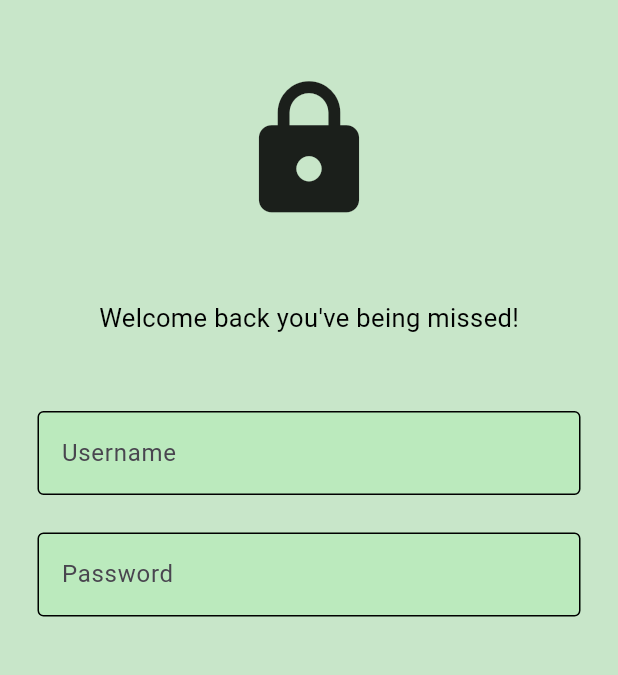
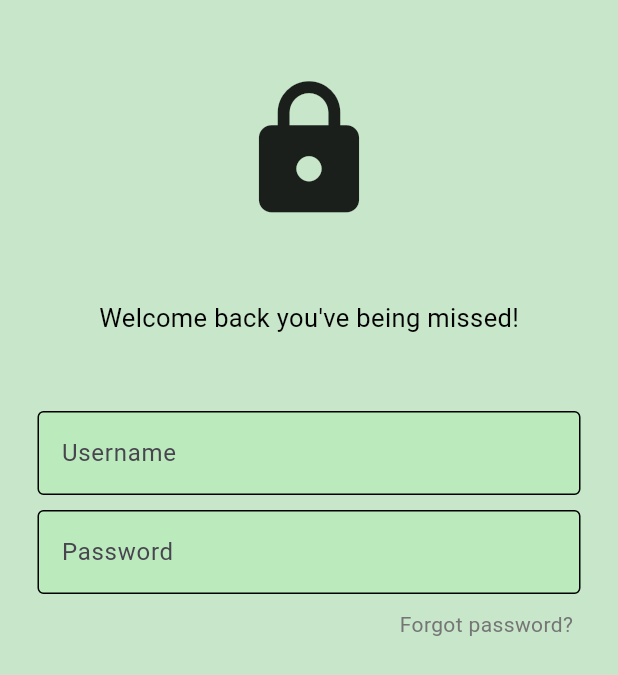
Before and after one commit to LATEEF-hub/mitch-classes, a Flutter app: the screen it shows after launch, on a phone screen of 412 x 824 dp. Shown: the top 675 px of the screen. Run offline on Flutter 3.47's test engine with Material 3 defaults, Android fonts, the phone set to English and light mode, and no system bars; our stand-ins replace fl_chart, flutter_slidable, isar; accounts and stored records are empty; generated files the repository leaves out were written again.

Commit message:
add forgot password option

```diff
--- a/FLUTTER REG:LOGIN/registration/lib/components/my_textfields.dart
+++ b/FLUTTER REG:LOGIN/registration/lib/components/my_textfields.dart
@@ -34,6 +34,9 @@ class MyTextField extends StatelessWidget {
           fillColor: const Color.fromARGB(255, 187, 234, 189),
           filled: true,
           hintText: hintText,
+          hintStyle: TextStyle(
+            color: Colors.grey[500],
+          ),
         ),
       ),
     );
--- a/FLUTTER REG:LOGIN/registration/lib/pages/login_pages.dart
+++ b/FLUTTER REG:LOGIN/registration/lib/pages/login_pages.dart
@@ -42,7 +42,7 @@ class LoginPage extends StatelessWidget {
                 obscureText: false,
               ),
               const SizedBox(
-                height: 25,
+                height: 10,
               ),
               // password Textfield
               MyTextField(
@@ -51,6 +51,26 @@ class LoginPage extends StatelessWidget {
                 obscureText: true,
                 labelText: 'Password',
               ),
+              const SizedBox(
+                height: 10,
+              ),
+              //Forgot password
+              Padding(
+                padding: const EdgeInsets.symmetric(horizontal: 30.0),
+                child: Row(
+                  mainAxisAlignment: MainAxisAlignment.end,
+                  children: [
+                    Text(
+                      'Forgot password?',
+                      style: TextStyle(color: Colors.grey[600]),
+                    ),
+                  ],
+                ),
+              ),
+              const SizedBox(
+                height: 25,
+              ),
+              //Sign in
             ],
           ),
         ),
```
